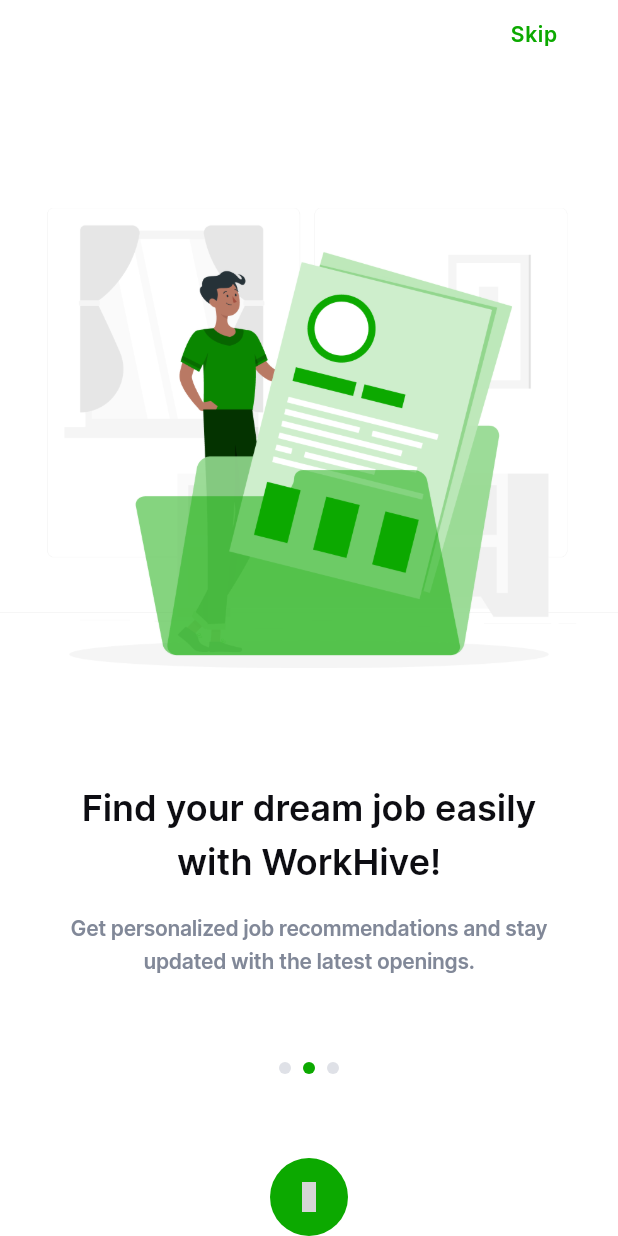
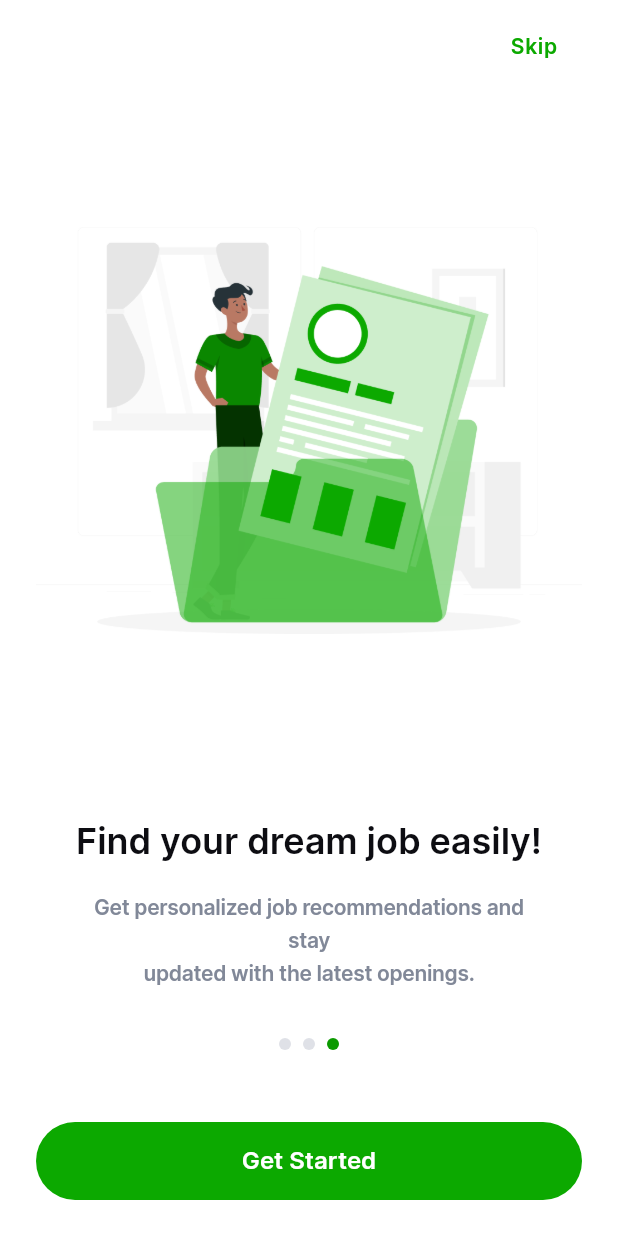
Before and after one commit to rflorat07/job_finder, a Flutter app: the screen it shows after launch, swiped to page 3, on a phone screen of 412 x 824 dp. Run offline on Flutter 3.47's test engine with Material 3 defaults, Android fonts, the phone set to English and light mode, and no system bars; drawn by our look-alikes of smooth_page_indicator; our stand-ins replace cached_network_image, easy_localization, equatable, flutter_native_splash, flutter_riverpod, flutter_svg and 3 more; grey boxes are pictures that could not be loaded.

Commit message:
Implement onboarding flow with state management, navigation, and localization updates

```diff
--- a/assets/translations/en.json
+++ b/assets/translations/en.json
@@ -4,11 +4,12 @@
   },
   "onboarding": {
     "skip": "Skip",
+    "get_started": "Get Started",
     "onboarding_title_1": "We help you find \nyour job more easily!",
     "onboarding_subtitle_1": "Effortlessly create and organize your dream \ncareer path. Start exploring now!",
     "onboarding_title_2": "Explore Limitless Career \nOptions Today!",
     "onboarding_subtitle_2": "Discover new career opportunities and connect \nwith professionals in your field.",
-    "onboarding_title_3": "Find your dream job easily \nwith WorkHive!",
+    "onboarding_title_3": "Find your dream job easily!",
     "onboarding_subtitle_3": "Get personalized job recommendations and stay \nupdated with the latest openings."
   },
   "home": {
--- a/assets/translations/es.json
+++ b/assets/translations/es.json
@@ -4,11 +4,12 @@
   },
   "onboarding": {
     "skip": "Saltar",
+    "get_started": "Comenzar",
     "onboarding_title_1": "Te ayudamos a encontrar\ntu trabajo más fácilmente",
     "onboarding_subtitle_1": "Crea y organiza fácilmente tu ruta profesional ideal.\nEmpieza a explorar ahora.",
     "onboarding_title_2": "Explora hoy opciones\nprofesionales ilimitadas",
     "onboarding_subtitle_2": "Descubre nuevas oportunidades laborales y\nconecta con profesionales de tu sector.",
-    "onboarding_title_3": "Encuentra tu trabajo ideal\nfácilmente con WorkHive",
+    "onboarding_title_3": "Encuentra tu trabajo ideal\nfácilmente",
     "onboarding_subtitle_3": "Recibe recomendaciones de empleo personalizadas y\nmantente al día con las últimas vacantes."
   },
   "home": {
--- a/assets/translations/it.json
+++ b/assets/translations/it.json
@@ -4,11 +4,12 @@
   },
   "onboarding": {
     "skip": "Salta",
+    "get_started": "Inizia",
     "onboarding_title_1": "Ti aiutiamo a trovare il tuo lavoro più facilmente",
     "onboarding_subtitle_1": "Crea e organizza facilmente il tuo percorso professionale ideale. Inizia subito a esplorare.",
     "onboarding_title_2": "Esplora oggi opportunità di carriera senza limiti",
     "onboarding_subtitle_2": "Scopri nuove opportunità di lavoro e connettiti con professionisti del tuo settore.",
-    "onboarding_title_3": "Trova facilmente il lavoro dei tuoi sogni con WorkHive",
+    "onboarding_title_3": "Trova facilmente il lavoro dei tuoi sogni",
     "onboarding_subtitle_3": "Ricevi suggerimenti di lavoro personalizzati e resta aggiornato sulle ultime offerte."
   },
   "home": {
--- a/lib/src/features/onboarding/presentation/screens/onboarding_page.dart
+++ b/lib/src/features/onboarding/presentation/screens/onboarding_page.dart
@@ -2,12 +2,20 @@
 import 'package:job_design_tokens/job_design_tokens.dart';
 import 'package:job_finder/src/imports/imports.dart';
 
+import '../providers/onboarding_provider.dart';
 import 'widgets/widgets.dart';
 
-class OnboardingPage extends StatelessWidget {
-  OnboardingPage({super.key});
+class OnboardingPage extends ConsumerWidget {
+  const OnboardingPage({super.key});
 
-  final _onboardingData = [
+  @override
+  Widget build(BuildContext context, WidgetRef ref) {
+    final notifier = ref.read(onboardingProvider.notifier);
+    final isLastPage = ref.watch(
+      onboardingProvider.select((state) => state.isLastPage),
+    );
+
+    final onboardingData = [
       {
         'title': 'onboarding.onboarding_title_1'.tr(),
         'subtitle': 'onboarding.onboarding_subtitle_1'.tr(),
@@ -25,24 +33,30 @@
       },
     ];
 
-  @override
-  Widget build(BuildContext context) {
     return Scaffold(
       backgroundColor: context.dsColors.surface,
       body: SafeArea(
+        child: Padding(
+          padding: const EdgeInsets.symmetric(
+            horizontal: SpacingTokens.spacing24,
+          ),
           child: Column(
-          spacing: SpacingTokens.spacing56,
-          crossAxisAlignment: CrossAxisAlignment.center,
             children: [
+              const SizedBox(height: SpacingTokens.spacing8),
+
               // Skip button
-            const OnBoardingSkip(),
+              OnBoardingSkip(onSkip: () => notifier.skip(context)),
+
+              const SizedBox(height: SpacingTokens.spacing16),
 
               // PageView - takes all available space
               Expanded(
                 child: PageView.builder(
-                itemCount: _onboardingData.length,
+                  controller: notifier.pageController,
+                  itemCount: onboardingData.length,
+                  onPageChanged: notifier.onPageChanged,
                   itemBuilder: (context, index) {
-                  final data = _onboardingData[index];
+                    final data = onboardingData[index];
                     return OnboardingItem(
                       image: data['image']!,
                       title: data['title']!,
@@ -52,17 +66,26 @@
                 ),
               ),
 
+              const SizedBox(height: SpacingTokens.spacing32),
+
               // Dot indicators
-            const OnBoardingDotNavigation(),
+              OnBoardingDotNavigation(count: onboardingData.length),
+
+              const SizedBox(height: SpacingTokens.spacing48),
 
               // Next button
               DSButton(
-              label: '',
-              iconOnly: true,
-              iconLeft: IconsaxPlusLinear.arrow_right_3,
-              onPressed: () {},
+                label: isLastPage ? 'onboarding.get_started'.tr() : '',
+                iconOnly: !isLastPage,
+                type: DSButtonType.primary,
+                size: DSButtonSize.large,
+                iconLeft: isLastPage ? null : IconsaxPlusLinear.arrow_right_3,
+                onPressed: () => notifier.nextPage(context),
               ),
+
+              const SizedBox(height: SpacingTokens.spacing24),
             ],
+          ),
         ),
       ),
     );
--- a/lib/src/features/onboarding/presentation/screens/widgets/onboarding_dot_navigation.dart
+++ b/lib/src/features/onboarding/presentation/screens/widgets/onboarding_dot_navigation.dart
@@ -1,23 +1,33 @@
 import 'package:job_design_tokens/job_design_tokens.dart';
 
 import '../../../../../imports/imports.dart';
+import '../../providers/onboarding_provider.dart';
 
-class OnBoardingDotNavigation extends StatelessWidget {
+class OnBoardingDotNavigation extends ConsumerWidget {
   const OnBoardingDotNavigation({
     super.key,
+    required this.count,
   });
 
+  final int count;
+
   @override
-  Widget build(BuildContext context) {
-    return const AnimatedSmoothIndicator(
-      activeIndex: 1,
-      count: 3,
+  Widget build(BuildContext context, WidgetRef ref) {
+    final activeIndex = ref.watch(
+      onboardingProvider.select((state) => state.currentPage),
+    );
+
+    return AnimatedSmoothIndicator(
+      activeIndex: activeIndex,
+      count: count,
       effect: WormEffect(
         dotHeight: Sizes.size8,
         dotWidth: Sizes.size8,
         spacing: SpacingTokens.spacing8,
-        activeDotColor: SemanticColorsLight.primary,
-        dotColor: SemanticColorsLight.primaryDisabled,
+        activeDotColor: context.dsColors.primary,
+        dotColor: context.dsIsDarkMode
+            ? SemanticColorsDark.primaryDisabled
+            : SemanticColorsLight.primaryDisabled,
         strokeWidth: 1.5,
       ),
     );
--- a/lib/src/features/onboarding/presentation/screens/widgets/onboarding_skip.dart
+++ b/lib/src/features/onboarding/presentation/screens/widgets/onboarding_skip.dart
@@ -1,24 +1,24 @@
-import 'package:job_design_tokens/job_design_tokens.dart';
-import 'package:job_finder/src/imports/imports.dart';
+import 'package:easy_localization/easy_localization.dart';
+import 'package:flutter/material.dart';
 
 class OnBoardingSkip extends StatelessWidget {
   const OnBoardingSkip({
     super.key,
+    required this.onSkip,
   });
+
+  final VoidCallback onSkip;
 
   @override
   Widget build(BuildContext context) {
-    return Padding(
-      padding: const EdgeInsets.only(right: SpacingTokens.spacing24),
-      child: Row(
+    return Row(
       mainAxisAlignment: MainAxisAlignment.end,
       children: [
         TextButton(
-            onPressed: () => context.go(AppRoutes.login),
+          onPressed: onSkip,
           child: Text('onboarding.skip'.tr()),
         ),
       ],
-      ),
     );
   }
 }
--- a/lib/src/routing/app_router.dart
+++ b/lib/src/routing/app_router.dart
@@ -23,7 +23,7 @@
     GoRoute(
       path: AppRoutes.onboarding,
       name: 'onboarding',
-      builder: (context, state) => OnboardingPage(),
+      builder: (context, state) => const OnboardingPage(),
     ),
     GoRoute(
       path: AppRoutes.login,
--- a/packages/job_design_system/lib/src/components/button/ds_button.dart
+++ b/packages/job_design_system/lib/src/components/button/ds_button.dart
@@ -188,7 +188,6 @@
   const DSButton({
     super.key,
     required this.label,
-    this.width,
     this.height,
     this.onPressed,
     this.iconLeft,
@@ -196,6 +195,7 @@
     this.iconOnly = false,
     this.isLoading = false,
     this.isDisabled = false,
+    this.width = double.infinity,
     this.size = DSButtonSize.large,
     this.type = DSButtonType.primary,
   }) : assert(
@@ -215,7 +215,7 @@
     final loaderColor = typeSpec.foregroundColor;
     final isIconOnly = iconOnly;
     final resolvedHeight = height ?? spec.height;
-    final resolvedWidth = isIconOnly ? (width ?? resolvedHeight) : width;
+    final resolvedWidth = isIconOnly ? spec.height : width;
     final iconOnlyData = iconLeft ?? iconRight;
     final hasLeftIcon = iconLeft != null && !isLoading;
     final hasRightIcon = iconRight != null && !isLoading;
```
Also changed, not shown: lib/src/features/onboarding/presentation/providers/onboarding_provider.dart (added, +72 -0 lines). Lines whose indentation alone changed are shown as unchanged.
